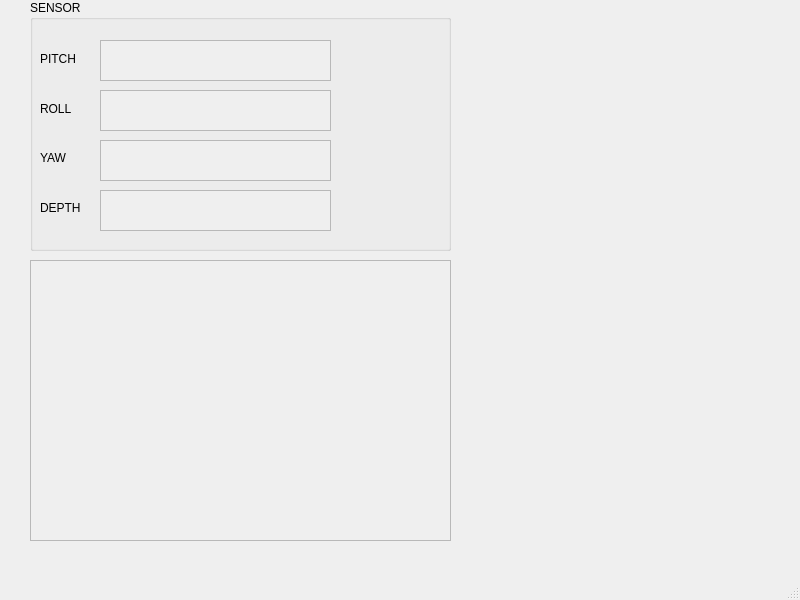
Qt form gui/sensor.ui (RoboticSAS-KRBAI/robot_biru) before a commit.
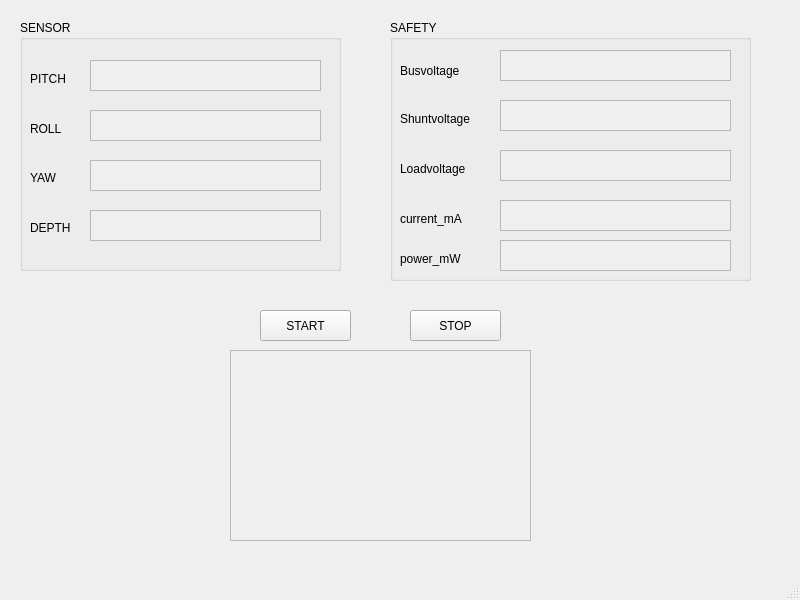
The same form after that commit. Icons and pictures are not drawn.

Patch:
```diff
--- a/gui/sensor.ui
+++ b/gui/sensor.ui
@@ -17,9 +17,9 @@
    <widget class="QGroupBox" name="groupBox">
     <property name="geometry">
      <rect>
-      <x>30</x>
-      <y>0</y>
-      <width>421</width>
+      <x>20</x>
+      <y>20</y>
+      <width>321</width>
       <height>251</height>
      </rect>
     </property>
@@ -48,7 +48,7 @@
        <x>70</x>
        <y>40</y>
        <width>231</width>
-       <height>41</height>
+       <height>31</height>
       </rect>
      </property>
      <property name="autoFillBackground">
@@ -76,7 +76,7 @@
        <x>70</x>
        <y>90</y>
        <width>231</width>
-       <height>41</height>
+       <height>31</height>
       </rect>
      </property>
      <property name="autoFillBackground">
@@ -130,7 +130,7 @@
        <x>70</x>
        <y>140</y>
        <width>231</width>
-       <height>41</height>
+       <height>31</height>
       </rect>
      </property>
      <property name="autoFillBackground">
@@ -171,7 +171,7 @@
        <x>70</x>
        <y>190</y>
        <width>231</width>
-       <height>41</height>
+       <height>31</height>
       </rect>
      </property>
      <property name="autoFillBackground">
@@ -197,10 +197,10 @@
    <widget class="QFrame" name="frame_camera">
     <property name="geometry">
      <rect>
-      <x>30</x>
-      <y>260</y>
-      <width>421</width>
-      <height>281</height>
+      <x>230</x>
+      <y>350</y>
+      <width>301</width>
+      <height>191</height>
      </rect>
     </property>
     <property name="mouseTracking">
@@ -219,6 +219,291 @@
      <enum>QFrame::Raised</enum>
     </property>
    </widget>
+   <widget class="QLabel" name="label_2">
+    <property name="geometry">
+     <rect>
+      <x>700</x>
+      <y>470</y>
+      <width>101</width>
+      <height>81</height>
+     </rect>
+    </property>
+    <property name="text">
+     <string/>
+    </property>
+    <property name="pixmap">
+     <pixmap>logo_robotic.png</pixmap>
+    </property>
+    <property name="scaledContents">
+     <bool>true</bool>
+    </property>
+   </widget>
+   <widget class="QLabel" name="label_3">
+    <property name="geometry">
+     <rect>
+      <x>10</x>
+      <y>460</y>
+      <width>81</width>
+      <height>91</height>
+     </rect>
+    </property>
+    <property name="text">
+     <string/>
+    </property>
+    <property name="pixmap">
+     <pixmap>TelkomUniversity.png</pixmap>
+    </property>
+    <property name="scaledContents">
+     <bool>true</bool>
+    </property>
+   </widget>
+   <widget class="QGroupBox" name="groupBox_2">
+    <property name="geometry">
+     <rect>
+      <x>390</x>
+      <y>20</y>
+      <width>361</width>
+      <height>261</height>
+     </rect>
+    </property>
+    <property name="autoFillBackground">
+     <bool>true</bool>
+    </property>
+    <property name="title">
+     <string>SAFETY</string>
+    </property>
+    <widget class="QLabel" name="label_6">
+     <property name="geometry">
+      <rect>
+       <x>10</x>
+       <y>40</y>
+       <width>81</width>
+       <height>21</height>
+      </rect>
+     </property>
+     <property name="text">
+      <string>Busvoltage</string>
+     </property>
+    </widget>
+    <widget class="QLabel" name="label_8">
+     <property name="geometry">
+      <rect>
+       <x>10</x>
+       <y>90</y>
+       <width>91</width>
+       <height>17</height>
+      </rect>
+     </property>
+     <property name="text">
+      <string>Shuntvoltage</string>
+     </property>
+    </widget>
+    <widget class="QLabel" name="label_9">
+     <property name="geometry">
+      <rect>
+       <x>10</x>
+       <y>140</y>
+       <width>91</width>
+       <height>17</height>
+      </rect>
+     </property>
+     <property name="text">
+      <string>Loadvoltage</string>
+     </property>
+    </widget>
+    <widget class="QLabel" name="label_10">
+     <property name="geometry">
+      <rect>
+       <x>10</x>
+       <y>190</y>
+       <width>91</width>
+       <height>17</height>
+      </rect>
+     </property>
+     <property name="text">
+      <string>current_mA</string>
+     </property>
+    </widget>
+    <widget class="QLabel" name="label_11">
+     <property name="geometry">
+      <rect>
+       <x>10</x>
+       <y>230</y>
+       <width>81</width>
+       <height>17</height>
+      </rect>
+     </property>
+     <property name="text">
+      <string>power_mW</string>
+     </property>
+    </widget>
+    <widget class="QLabel" name="label_busvoltage">
+     <property name="geometry">
+      <rect>
+       <x>110</x>
+       <y>30</y>
+       <width>231</width>
+       <height>31</height>
+      </rect>
+     </property>
+     <property name="autoFillBackground">
+      <bool>true</bool>
+     </property>
+     <property name="frameShape">
+      <enum>QFrame::StyledPanel</enum>
+     </property>
+     <property name="frameShadow">
+      <enum>QFrame::Raised</enum>
+     </property>
+     <property name="lineWidth">
+      <number>5</number>
+     </property>
+     <property name="midLineWidth">
+      <number>19</number>
+     </property>
+     <property name="text">
+      <string/>
+     </property>
+    </widget>
+    <widget class="QLabel" name="label_shuntvoltage">
+     <property name="geometry">
+      <rect>
+       <x>110</x>
+       <y>80</y>
+       <width>231</width>
+       <height>31</height>
+      </rect>
+     </property>
+     <property name="autoFillBackground">
+      <bool>true</bool>
+     </property>
+     <property name="frameShape">
+      <enum>QFrame::StyledPanel</enum>
+     </property>
+     <property name="frameShadow">
+      <enum>QFrame::Raised</enum>
+     </property>
+     <property name="lineWidth">
+      <number>5</number>
+     </property>
+     <property name="midLineWidth">
+      <number>19</number>
+     </property>
+     <property name="text">
+      <string/>
+     </property>
+    </widget>
+    <widget class="QLabel" name="label_loadvoltage">
+     <property name="geometry">
+      <rect>
+       <x>110</x>
+       <y>130</y>
+       <width>231</width>
+       <height>31</height>
+      </rect>
+     </property>
+     <property name="autoFillBackground">
+      <bool>true</bool>
+     </property>
+     <property name="frameShape">
+      <enum>QFrame::StyledPanel</enum>
+     </property>
+     <property name="frameShadow">
+      <enum>QFrame::Raised</enum>
+     </property>
+     <property name="lineWidth">
+      <number>5</number>
+     </property>
+     <property name="midLineWidth">
+      <number>19</number>
+     </property>
+     <property name="text">
+      <string/>
+     </property>
+    </widget>
+    <widget class="QLabel" name="label_current">
+     <property name="geometry">
+      <rect>
+       <x>110</x>
+       <y>180</y>
+       <width>231</width>
+       <height>31</height>
+      </rect>
+     </property>
+     <property name="autoFillBackground">
+      <bool>true</bool>
+     </property>
+     <property name="frameShape">
+      <enum>QFrame::StyledPanel</enum>
+     </property>
+     <property name="frameShadow">
+      <enum>QFrame::Raised</enum>
+     </property>
+     <property name="lineWidth">
+      <number>5</number>
+     </property>
+     <property name="midLineWidth">
+      <number>19</number>
+     </property>
+     <property name="text">
+      <string/>
+     </property>
+    </widget>
+    <widget class="QLabel" name="label_power">
+     <property name="geometry">
+      <rect>
+       <x>110</x>
+       <y>220</y>
+       <width>231</width>
+       <height>31</height>
+      </rect>
+     </property>
+     <property name="autoFillBackground">
+      <bool>true</bool>
+     </property>
+     <property name="frameShape">
+      <enum>QFrame::StyledPanel</enum>
+     </property>
+     <property name="frameShadow">
+      <enum>QFrame::Raised</enum>
+     </property>
+     <property name="lineWidth">
+      <number>5</number>
+     </property>
+     <property name="midLineWidth">
+      <number>19</number>
+     </property>
+     <property name="text">
+      <string/>
+     </property>
+    </widget>
+   </widget>
+   <widget class="QPushButton" name="pushButton_stop">
+    <property name="geometry">
+     <rect>
+      <x>410</x>
+      <y>310</y>
+      <width>91</width>
+      <height>31</height>
+     </rect>
+    </property>
+    <property name="text">
+     <string>STOP</string>
+    </property>
+   </widget>
+   <widget class="QPushButton" name="pushButton_start">
+    <property name="geometry">
+     <rect>
+      <x>260</x>
+      <y>310</y>
+      <width>91</width>
+      <height>31</height>
+     </rect>
+    </property>
+    <property name="text">
+     <string>START</string>
+    </property>
+   </widget>
   </widget>
   <widget class="QMenuBar" name="menubar">
    <property name="geometry">
```
Left out of the diff: 3 changed lines with no effect on the pictures.
